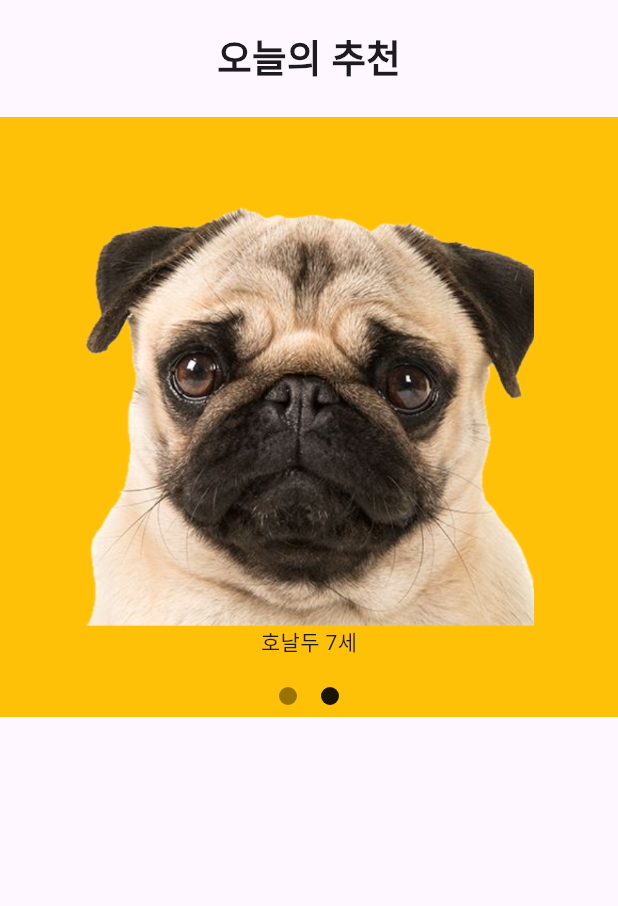
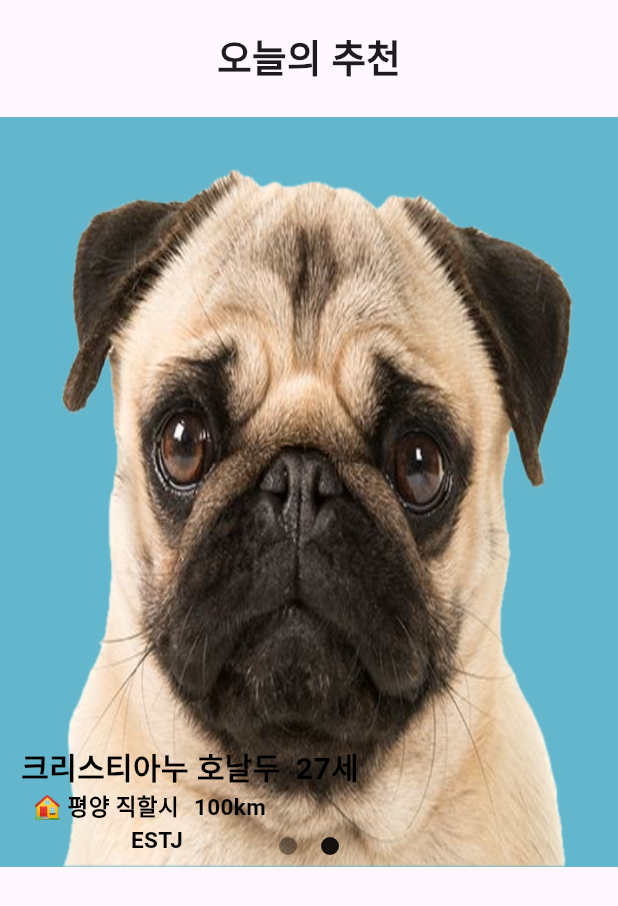
Before and after one commit to j0527/KPLJ, a Flutter app: the MainPage screen opened directly, swiped to page 2, on a phone screen of 412 x 824 dp. Shown: the top 906 px of the screen. Run offline on Flutter 3.47's test engine with Material 2 defaults, Android fonts, the phone set to English and light mode, and no system bars; drawn by our look-alikes of carousel_slider; our stand-ins replace get.

```diff
--- a/lib/components/imageSlider_widget.dart
+++ b/lib/components/imageSlider_widget.dart
@@ -1,5 +1,5 @@
-import 'package:blind_dating/indicatorCurrent_model.dart';
-import 'package:blind_dating/sliderItems_model.dart';
+import 'package:blind_dating/model/indicatorCurrent_model.dart';
+import 'package:blind_dating/model/sliderItems_model.dart';
 import 'package:carousel_slider/carousel_controller.dart';
 import 'package:carousel_slider/carousel_slider.dart';
 import 'package:flutter/material.dart';
@@ -8,13 +8,13 @@ import 'package:get/get.dart';
 // View에서 불러와서 바로 쓰게끔 하나로 합치는 클래스이며 위젯 2개를 합쳐서 씀 (따로따로 dart파일 만들어서 하는게 좋은건지 이게 좋은지 모름)
 class ImageSliderWidget extends StatelessWidget {
   final CarouselController controller; // CarouselController 인스턴스
-  final List<SliderlItems> imageList; // 슬라이더에 담길 것들 가지고있는 리스트
+  final List<SliderlItems> userInfoList; // 슬라이더에 담길 것들 가지고있는 리스트
   final RxInt current; // 바뀌는 current를 알기위해 RxInt로 선언
 
   ImageSliderWidget({
     Key? key,
     required this.controller,
-    required this.imageList,
+    required this.userInfoList,
     required this.current,
   });
 
@@ -23,8 +23,14 @@ class ImageSliderWidget extends StatelessWidget {
     return Column(
       children: [
         // 각각의 위젯에 정보 넣어주기
-        CarouselSliderWidget(controller: controller, imageList: imageList, current: current),
-        CarouselIndicator(controller: controller, imageList: imageList, current: current),
+        CarouselSliderWidget(
+            controller: controller,
+            userInfoList: userInfoList,
+            current: current),
+        CarouselIndicator(
+            controller: controller,
+            userInfoList: userInfoList,
+            current: current),
       ],
     );
   }
@@ -33,14 +39,14 @@ class ImageSliderWidget extends StatelessWidget {
 // Slider부분을 담당하는 위젯
 class CarouselSliderWidget extends StatelessWidget {
   final CarouselController controller;
-  final List<SliderlItems> imageList;
+  final List<SliderlItems> userInfoList;
   final RxInt current;
 
   // Slider에 필요한 정보들
   CarouselSliderWidget({
     Key? key,
     required this.controller,
-    required this.imageList,
+    required this.userInfoList,
     required this.current,
   });
 
@@ -48,21 +54,78 @@ class CarouselSliderWidget extends StatelessWidget {
   Widget build(BuildContext context) {
     return CarouselSlider(
       carouselController: controller,
-      items: imageList.map((item) {
-        return Column(
-          mainAxisAlignment: MainAxisAlignment.center,
+      items: userInfoList.map((item) {
+        return Stack(
           children: [
             SizedBox(
-              width: 300,
-              height: 300,
-              child: Image.asset(item.imagePath, fit: BoxFit.cover), // fit 조절로 이미지를 원하는 크기에 맞게 조절 가능
+              width: 400,
+              height: 500,
+              child: Image.asset(item.userimagePath, fit: BoxFit.fill),
             ),
-            Text(item.description),
+            Positioned(
+              // 텍스트 위치 지정
+              left: 0, // 왼쪽에 위치
+              bottom: 0, // 아래에 위치
+              child: Container(
+                // color: Colors.grey.withOpacity(0.7), // 텍스트 배경색 및 투명도
+                padding: const EdgeInsets.all(8.0),
+                child: Column(
+                  crossAxisAlignment: CrossAxisAlignment.start,
+                  children: [
+                    Row(
+                      children: [
+                        Text(item.userName,
+                            style: const TextStyle(
+                                fontSize: 20, fontWeight: FontWeight.bold, color: Colors.black)),
+                                const SizedBox(width: 10,),
+                        Text(item.userAge,
+                            style: const TextStyle(
+                                fontSize: 20, fontWeight: FontWeight.bold, color: Colors.black)),
+                      ],
+                    ),
+                    Column(
+                      children: [
+                        Padding(
+                          padding: const EdgeInsets.fromLTRB(8.0, 0, 8.0, 0),
+                          child: Row(
+                            children: [
+                              Text("🏠 ${item.userLocation}",
+                                style: const TextStyle(
+                                  fontSize: 15, fontWeight: FontWeight.bold, color: Colors.black)),
+                              const SizedBox(
+                                width: 10,
+                              ),
+                              Text(item.userDestance,
+                                style: const TextStyle(
+                                  fontSize: 15, fontWeight: FontWeight.bold, color: Colors.black)),
+                              const SizedBox(
+                                width: 10,
+                              ),
+                            ],
+                          ),
+                        ),
+                        Padding(
+                          padding: const EdgeInsets.fromLTRB(8.0, 0, 8.0, 0),
+                          child: Row(
+                            mainAxisAlignment: MainAxisAlignment.start,
+                            children: [
+                              Text(item.userMBTI,
+                                style: const TextStyle(
+                                  fontSize: 15, fontWeight: FontWeight.bold, color: Colors.black)),
+                            ],
+                          ),
+                        ),
+                      ],
+                    )
+                  ],
+                ),
+              ),
+            ),
           ],
         );
       }).toList(),
       options: CarouselOptions(
-        height: 400,
+        height: 500, // slider 감싼 높이랑 같게 해주는게 좋음
         viewportFraction: 1.0,
         autoPlay: true,
         autoPlayInterval: const Duration(seconds: 3),
@@ -77,14 +140,14 @@ class CarouselSliderWidget extends StatelessWidget {
 // indicator를 담당하는 위젯
 class CarouselIndicator extends StatelessWidget {
   final CarouselController controller;
-  final List<SliderlItems> imageList;
+  final List<SliderlItems> userInfoList;
   final RxInt current;
 
   // indicator에 필요한 정보들
   CarouselIndicator({
     Key? key,
     required this.controller,
-    required this.imageList,
+    required this.userInfoList,
     required this.current,
   });
 
@@ -96,21 +159,28 @@ class CarouselIndicator extends StatelessWidget {
           alignment: Alignment.bottomCenter,
           child: Row(
             mainAxisAlignment: MainAxisAlignment.center,
-            children: imageList.asMap().entries.map((entry) { // entry는 슬라이더의 인덱스에 담긴 모든걸 알고있는 Map항목임
+            children: userInfoList.asMap().entries.map((entry) {
+              // entry는 슬라이더의 인덱스에 담긴 모든걸 알고있는 Map항목임
               return GestureDetector(
                 onTap: () {
-                  controller.animateToPage(entry.key);  // 이미지 슬라이더를 해당 페이지로 이동
-                  indicatorCurrent.setCurrent(entry.key); // IndicatorCurrent 컨트롤러를 통해 페이지 변경
+                  controller.animateToPage(entry.key); // 이미지 슬라이더를 해당 페이지로 이동
+                  indicatorCurrent.setCurrent(
+                      entry.key); // IndicatorCurrent 컨트롤러를 통해 페이지 변경
                 },
-                // indicator의 속성들을 정의하는 부분, Obx는 index마다 색이 바뀌기 때문에 감싸져있음
+                // indicator의 속성들을 정의하는 부분, Obx는 index마다 색이 바뀌기 때문에 이걸 옵져버로 알아야하기 때문에 감싸져있음
                 child: Obx(() {
                   return Container(
                     width: 20,
                     height: 12,
-                    margin: const EdgeInsets.symmetric(vertical: 8.0, horizontal: 4.0), // 상하(vertical)로는 8.0, 좌우(horizontal)로는 4.0의 여백을 부여
+                    margin: const EdgeInsets.symmetric(
+                        vertical: 8.0,
+                        horizontal:
+                            4.0), // 상하(vertical)로는 8.0, 좌우(horizontal)로는 4.0의 여백주기
                     decoration: BoxDecoration(
                       shape: BoxShape.circle, // 동그라미 indicator생성
-                      color: Colors.black.withOpacity(current.value == entry.key ? 0.9 : 0.4), // 투명도를 조절하기 선택되면 더 어두운색 되게해줌
+                      color: Colors.black.withOpacity(current.value == entry.key
+                          ? 0.9
+                          : 0.4), // 투명도를 조절하기 선택되면 더 어두운색 되게해줌
                     ),
                   );
                 }),
--- a/lib/indicatorCurrent_model.dart
+++ /dev/null
@@ -1,11 +0,0 @@
-import 'package:get/get.dart';
-
-class IndicatorCurrent extends GetxController{
-  RxInt current = 0.obs;
-
-  setCurrent(int value) {
-    current.value = value;
-    update();
-  }
-
-}
--- /dev/null
+++ b/lib/model/indicatorCurrent_model.dart
@@ -0,0 +1,11 @@
+import 'package:get/get.dart';
+
+class IndicatorCurrent extends GetxController{
+  RxInt current = 0.obs; // RxInt는 상태변화를 알 수 있게해주는 타입으로, .obs는 옵져버로 변경되는 current값을 알 수 있게됨
+
+  setCurrent(int value) {
+    current.value = value;
+    update();
+  }
+
+}
--- /dev/null
+++ b/lib/model/sliderItems_model.dart
@@ -0,0 +1,17 @@
+class SliderlItems {
+  final String userimagePath; // 슬라이더의 이미지 정보
+  final String userName; // 슬라이더에 뜰 유저 이름
+  final String userAge; // 슬라이더에 뜰 유저 나이
+  final String userLocation; // 슬라이더에 뜰 유저 지역
+  final String userDestance; // 슬라이더에 뜰 유저와의 거리
+  final String userMBTI;
+
+  SliderlItems({
+    required this.userimagePath,
+    required this.userName,
+    required this.userAge,
+    required this.userLocation,
+    required this.userDestance,
+    required this.userMBTI
+  });
+}
--- a/lib/sliderItems_model.dart
+++ /dev/null
@@ -1,9 +0,0 @@
-class SliderlItems {
-  final String imagePath; // 슬라이더의 이미지 정보
-  final String description; // 슬라이더의 텍스트 정보(유저 정보를 담을 곳으로 더 추가해야함)
-
-  SliderlItems({
-    required this.imagePath,
-    required this.description,
-  });
-}
--- a/lib/view/mainpage.dart
+++ b/lib/view/mainpage.dart
@@ -1,6 +1,6 @@
 import 'package:blind_dating/components/imageSlider_widget.dart';
-import 'package:blind_dating/indicatorCurrent_model.dart';
-import 'package:blind_dating/sliderItems_model.dart';
+import 'package:blind_dating/model/indicatorCurrent_model.dart';
+import 'package:blind_dating/model/sliderItems_model.dart';
 import 'package:carousel_slider/carousel_controller.dart';
 import 'package:flutter/material.dart';
 import 'package:get/get.dart';
@@ -14,12 +14,20 @@ class MainPage extends StatelessWidget {
   // 이미지와 텍스트 가지는 더미데이터 리스트
   final List<SliderlItems> carouselItems = [
     SliderlItems(
-      imagePath: 'images/불테리어.png',
-      description: '박명수 27세',
+      userimagePath: 'images/불테리어.png',
+      userName: '박명수',
+      userAge: '10세',
+      userLocation: '내 코앞',
+      userDestance: '1m',
+      userMBTI: 'LOVE'
     ),
     SliderlItems(
-      imagePath: 'images/퍼그.png',
-      description: '호날두 7세',
+      userimagePath: 'images/퍼그.png',
+      userName: '크리스티아누 호날두',
+      userAge: '27세',
+      userLocation: '평양 직할시',
+      userDestance: '100km',
+      userMBTI: 'ESTJ'
     ),
   ];
 
@@ -33,16 +41,20 @@ class MainPage extends StatelessWidget {
           children: [
             const Padding(
               padding: EdgeInsets.all(20.0),
-              child: Text('오늘의 추천',
+              child: Text(
+              '오늘의 추천',
               style: TextStyle(
                 fontSize: 25,
                 fontWeight: FontWeight.bold
               ),
               ),
             ),
+            // const SizedBox(
+            //   height: 50,
+            // ),
               Container(
-                color: Colors.amber,
-                height: 400, // 이미지 슬라이더 높이
+                color: Color.fromARGB(255, 99, 182, 203),
+                height: 500, // 이미지 슬라이더 영역 크기
                 child: Stack(
                   children: [
                     GetBuilder<IndicatorCurrent>(
@@ -50,14 +62,14 @@ class MainPage extends StatelessWidget {
                         return CarouselSliderWidget(
                           // CarouselSliderWidget위젯에 전달하고 가져오는부분
                           controller: _controller, // 이미지 슬라이더를 제어하는 컨트롤러를 전달
-                          imageList: carouselItems, // 이미지와 설명을 가진 리스트를 전달
+                          userInfoList: carouselItems, // 이미지와 설명을 가진 리스트를 전달
                           current: controller.current, // 현재 페이지를 관리하는 GetX 컨트롤러에서 현재 페이지를 가져옴
                         );
                       },
                     ),
                     CarouselIndicator(
                       // CarouselIndicator위젯에 전달하고 가져오는부분
-                      imageList: carouselItems, // 이미지와 설명을 가진 리스트를 전달
+                      userInfoList: carouselItems, // 이미지와 설명을 가진 리스트를 전달
                       current: indicatorCurrent.current, // GetX 컨트롤러에서 현재 페이지를 가져옴
                       controller: _controller, // 이미지 슬라이더를 제어하는 컨트롤러를 전달
                     // ),
@@ -72,9 +84,6 @@ class MainPage extends StatelessWidget {
                   ],
                 ),
               ),
-              Container(
-                padding: const EdgeInsets.all(20),
-              )
             ],
           ),
         ),
--- a/pubspec.yaml
+++ b/pubspec.yaml
@@ -35,8 +35,10 @@ dependencies:
   # The following adds the Cupertino Icons font to your application.
   # Use with the CupertinoIcons class for iOS style icons.
   cupertino_icons: ^1.0.2
-  get: ^4.6.6
-  carousel_slider: ^4.2.1
+  get: ^4.6.6 # 상태관리
+  carousel_slider: ^4.2.1 # 이미지 슬라이더
+  geolocator: ^10.1.0 # 위치정보 받아오기
+  permission_handler: ^11.0.1 # 사용권한 동의
 
 dev_dependencies:
   flutter_test:
```
Also changed, not shown: pubspec.lock, 10 other files.
